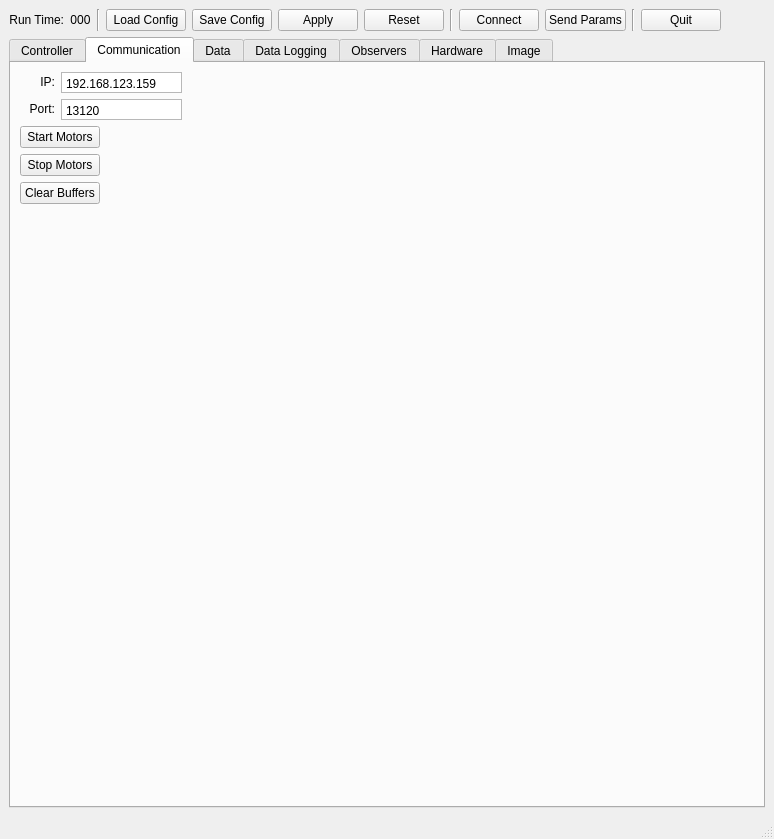
The window that Leash/src/Leash.ui (ryan0270/quadrover) describes before a commit, drawn with Qt 5.
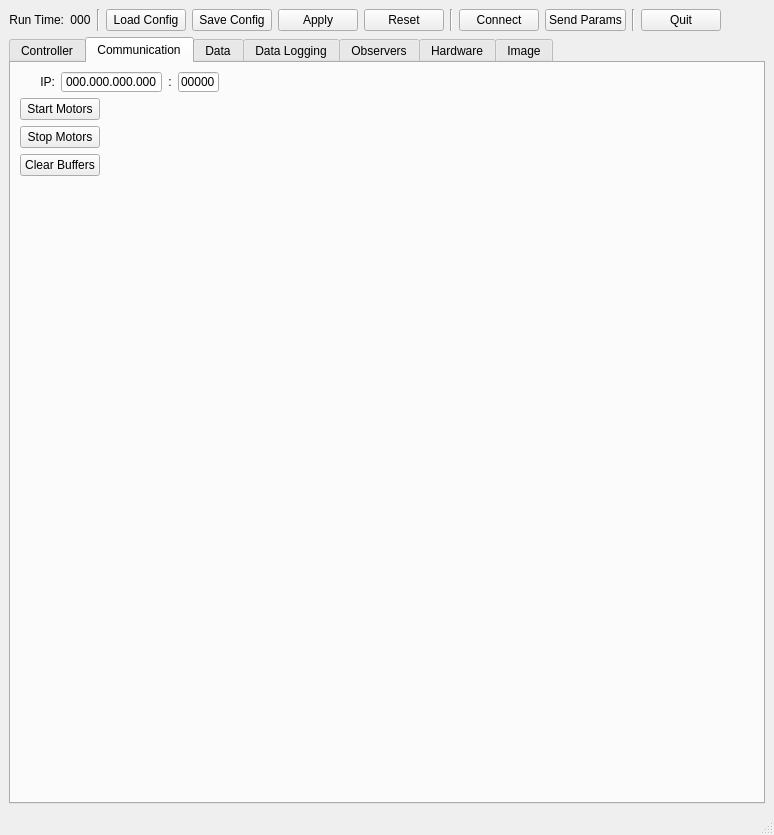
The same window after the commit. The open tabs and pages were chosen to show the change.

Diff of the .ui file:
```diff
--- a/Leash/src/Leash.ui
+++ b/Leash/src/Leash.ui
@@ -7,7 +7,7 @@
     <x>0</x>
     <y>0</y>
     <width>774</width>
-    <height>839</height>
+    <height>835</height>
    </rect>
   </property>
   <property name="sizePolicy">
@@ -500,11 +500,11 @@
        <attribute name="title">
         <string>Communication</string>
        </attribute>
-       <layout class="QGridLayout" name="gridLayout_7">
+       <layout class="QGridLayout" name="gridLayout_6">
         <item row="0" column="0" colspan="2">
-         <layout class="QGridLayout" name="gridLayout_6">
-          <item row="0" column="0">
-           <widget class="QLabel" name="label_8">
+         <layout class="QHBoxLayout" name="horizontalLayout">
+          <item>
+           <widget class="QLabel" name="label_13">
             <property name="sizePolicy">
              <sizepolicy hsizetype="Fixed" vsizetype="Fixed">
               <horstretch>0</horstretch>
@@ -528,48 +528,30 @@
             </property>
            </widget>
           </item>
-          <item row="0" column="1">
-           <widget class="QPlainTextEdit" name="txtIP">
-            <property name="sizePolicy">
-             <sizepolicy hsizetype="Fixed" vsizetype="Fixed">
-              <horstretch>0</horstretch>
-              <verstretch>0</verstretch>
-             </sizepolicy>
-            </property>
+          <item>
+           <widget class="QLineEdit" name="txtIP">
             <property name="minimumSize">
              <size>
-              <width>121</width>
-              <height>21</height>
+              <width>101</width>
+              <height>20</height>
              </size>
             </property>
             <property name="maximumSize">
              <size>
-              <width>121</width>
-              <height>21</height>
+              <width>101</width>
+              <height>20</height>
              </size>
             </property>
-            <property name="baseSize">
-             <size>
-              <width>121</width>
-              <height>21</height>
-             </size>
+            <property name="text">
+             <string>000.000.000.000</string>
             </property>
-            <property name="verticalScrollBarPolicy">
-             <enum>Qt::ScrollBarAlwaysOff</enum>
-            </property>
-            <property name="horizontalScrollBarPolicy">
-             <enum>Qt::ScrollBarAlwaysOff</enum>
-            </property>
-            <property name="lineWrapMode">
-             <enum>QPlainTextEdit::NoWrap</enum>
-            </property>
-            <property name="plainText">
-             <string>192.168.123.159</string>
+            <property name="alignment">
+             <set>Qt::AlignCenter</set>
             </property>
            </widget>
           </item>
-          <item row="1" column="0">
-           <widget class="QLabel" name="label_21">
+          <item>
+           <widget class="QLabel" name="label_12">
             <property name="sizePolicy">
              <sizepolicy hsizetype="Fixed" vsizetype="Fixed">
               <horstretch>0</horstretch>
@@ -578,65 +560,59 @@
             </property>
             <property name="minimumSize">
              <size>
-              <width>35</width>
+              <width>0</width>
               <height>0</height>
              </size>
             </property>
+            <property name="maximumSize">
+             <size>
+              <width>16</width>
+              <height>20</height>
+             </size>
+            </property>
             <property name="layoutDirection">
              <enum>Qt::LeftToRight</enum>
             </property>
             <property name="text">
-             <string>Port:</string>
+             <string>:</string>
             </property>
             <property name="alignment">
-             <set>Qt::AlignRight|Qt::AlignTrailing|Qt::AlignVCenter</set>
+             <set>Qt::AlignCenter</set>
             </property>
            </widget>
           </item>
-          <item row="1" column="1">
-           <widget class="QPlainTextEdit" name="txtPort">
-            <property name="sizePolicy">
-             <sizepolicy hsizetype="Fixed" vsizetype="Fixed">
-              <horstretch>0</horstretch>
-              <verstretch>0</verstretch>
-             </sizepolicy>
-            </property>
+          <item>
+           <widget class="QLineEdit" name="txtPort">
             <property name="minimumSize">
              <size>
-              <width>121</width>
-              <height>21</height>
+              <width>41</width>
+              <height>20</height>
              </size>
             </property>
             <property name="maximumSize">
              <size>
-              <width>121</width>
-              <height>21</height>
+              <width>41</width>
+              <height>20</height>
              </size>
             </property>
-            <property name="baseSize">
-             <size>
-              <width>121</width>
-              <height>21</height>
-             </size>
+            <property name="text">
+             <string>00000</string>
             </property>
-            <property name="verticalScrollBarPolicy">
-             <enum>Qt::ScrollBarAlwaysOff</enum>
-            </property>
-            <property name="horizontalScrollBarPolicy">
-             <enum>Qt::ScrollBarAlwaysOff</enum>
-            </property>
-            <property name="lineWrapMode">
-             <enum>QPlainTextEdit::NoWrap</enum>
-            </property>
-            <property name="plainText">
-             <string>13120
-</string>
+            <property name="alignment">
+             <set>Qt::AlignCenter</set>
             </property>
            </widget>
           </item>
          </layout>
         </item>
-        <item row="0" column="2">
+        <item row="1" column="0">
+         <widget class="QPushButton" name="btnStartMotors">
+          <property name="text">
+           <string>Start Motors</string>
+          </property>
+         </widget>
+        </item>
+        <item row="1" column="2" rowspan="2">
          <spacer name="horizontalSpacer_2">
           <property name="orientation">
            <enum>Qt::Horizontal</enum>
@@ -649,19 +625,6 @@
           </property>
          </spacer>
         </item>
-        <item row="4" column="0">
-         <spacer name="verticalSpacer_2">
-          <property name="orientation">
-           <enum>Qt::Vertical</enum>
-          </property>
-          <property name="sizeHint" stdset="0">
-           <size>
-            <width>20</width>
-            <height>427</height>
-           </size>
-          </property>
-         </spacer>
-        </item>
         <item row="2" column="0">
          <widget class="QPushButton" name="btnStopMotors">
           <property name="text">
@@ -669,12 +632,18 @@
           </property>
          </widget>
         </item>
-        <item row="1" column="0">
-         <widget class="QPushButton" name="btnStartMotors">
-          <property name="text">
-           <string>Start Motors</string>
+        <item row="2" column="1">
+         <spacer name="horizontalSpacer_11">
+          <property name="orientation">
+           <enum>Qt::Horizontal</enum>
           </property>
-         </widget>
+          <property name="sizeHint" stdset="0">
+           <size>
+            <width>117</width>
+            <height>20</height>
+           </size>
+          </property>
+         </spacer>
         </item>
         <item row="3" column="0">
          <widget class="QPushButton" name="btnClearBuffers">
@@ -683,6 +652,19 @@
           </property>
          </widget>
         </item>
+        <item row="4" column="0">
+         <spacer name="verticalSpacer_2">
+          <property name="orientation">
+           <enum>Qt::Vertical</enum>
+          </property>
+          <property name="sizeHint" stdset="0">
+           <size>
+            <width>20</width>
+            <height>427</height>
+           </size>
+          </property>
+         </spacer>
+        </item>
        </layout>
       </widget>
       <widget class="QWidget" name="tabData">
```
Left out of the diff: 8 changed lines with no effect on the pictures.
